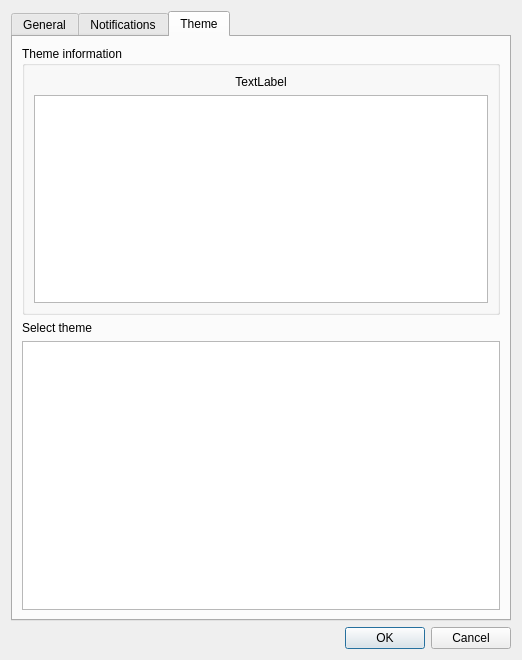
Old version of the form branches/backend_split/qtui/preferencesdialog.ui in the repository pierrejean-coudert/pwytter.
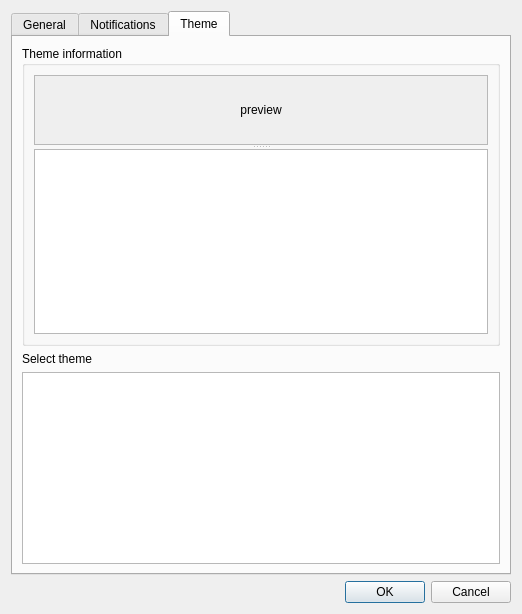
New version of the form. The open tabs and pages were chosen to show the change. Icons and pictures are not drawn.

Commit message: * theme.py: Abstractions to read themes. 	* tweetstore.py: Added getOutbox() to get outgoing messages, and removeFromOutbox 	* tweetview.py: 		- Loads themes 		- Added detailed user view 		- Added outbox view 		- Refactored links 		- Uses traceback to trace and display exceptions, rather than dying. 	* preferencesdialog.py: Enables theme selection. 	* themes/default/: Default theme polished. 	* themes/twitterlike/: Twitter-like theme added. 	* Many bugfixes and improved documentation...

The edit to the form file:
```diff
--- a/branches/backend_split/qtui/preferencesdialog.ui
+++ b/branches/backend_split/qtui/preferencesdialog.ui
@@ -6,7 +6,7 @@
     <x>0</x>
     <y>0</y>
     <width>522</width>
-    <height>660</height>
+    <height>614</height>
    </rect>
   </property>
   <property name="windowTitle" >
@@ -325,26 +325,58 @@
       <attribute name="title" >
        <string>Theme</string>
       </attribute>
-      <layout class="QVBoxLayout" name="verticalLayout_11" >
+      <layout class="QVBoxLayout" name="verticalLayout_10" >
        <item>
         <widget class="QGroupBox" name="groupBox_4" >
          <property name="title" >
           <string>Theme information</string>
          </property>
-         <layout class="QVBoxLayout" name="verticalLayout_10" >
+         <layout class="QHBoxLayout" name="horizontalLayout_7" >
           <item>
-           <widget class="QLabel" name="label_3" >
-            <property name="text" >
-             <string>TextLabel</string>
+           <widget class="QSplitter" name="splitter" >
+            <property name="orientation" >
+             <enum>Qt::Vertical</enum>
             </property>
-            <property name="alignment" >
-             <set>Qt::AlignCenter</set>
-            </property>
+            <widget class="QScrollArea" name="scrollArea" >
+             <property name="widgetResizable" >
+              <bool>true</bool>
+             </property>
+             <widget class="QWidget" name="scrollAreaWidgetContents" >
+              <property name="geometry" >
+               <rect>
+                <x>0</x>
+                <y>0</y>
+                <width>456</width>
+                <height>143</height>
+               </rect>
+              </property>
+              <layout class="QHBoxLayout" name="horizontalLayout_2" >
+               <item>
+                <widget class="QLabel" name="PreviewLabel" >
+                 <property name="sizePolicy" >
+                  <sizepolicy vsizetype="Expanding" hsizetype="Expanding" >
+                   <horstretch>0</horstretch>
+                   <verstretch>0</verstretch>
+                  </sizepolicy>
+                 </property>
+                 <property name="text" >
+                  <string>preview</string>
+                 </property>
+                 <property name="alignment" >
+                  <set>Qt::AlignCenter</set>
+                 </property>
+                </widget>
+               </item>
+              </layout>
+             </widget>
+            </widget>
+            <widget class="QTextBrowser" name="ThemeDescriptionTextBrowser" >
+             <property name="openLinks" >
+              <bool>false</bool>
+             </property>
+            </widget>
            </widget>
           </item>
-          <item>
-           <widget class="QTextBrowser" name="textBrowser" />
-          </item>
          </layout>
         </widget>
        </item>
@@ -356,7 +388,14 @@
         </widget>
        </item>
        <item>
-        <widget class="QListWidget" name="listWidget_5" />
+        <widget class="QListWidget" name="ThemeListWidget" >
+         <property name="sizePolicy" >
+          <sizepolicy vsizetype="Minimum" hsizetype="Expanding" >
+           <horstretch>0</horstretch>
+           <verstretch>0</verstretch>
+          </sizepolicy>
+         </property>
+        </widget>
        </item>
       </layout>
      </widget>
```
Left out of the diff: 4 changed lines with no effect on the pictures. The commit also changes 34 other files.
